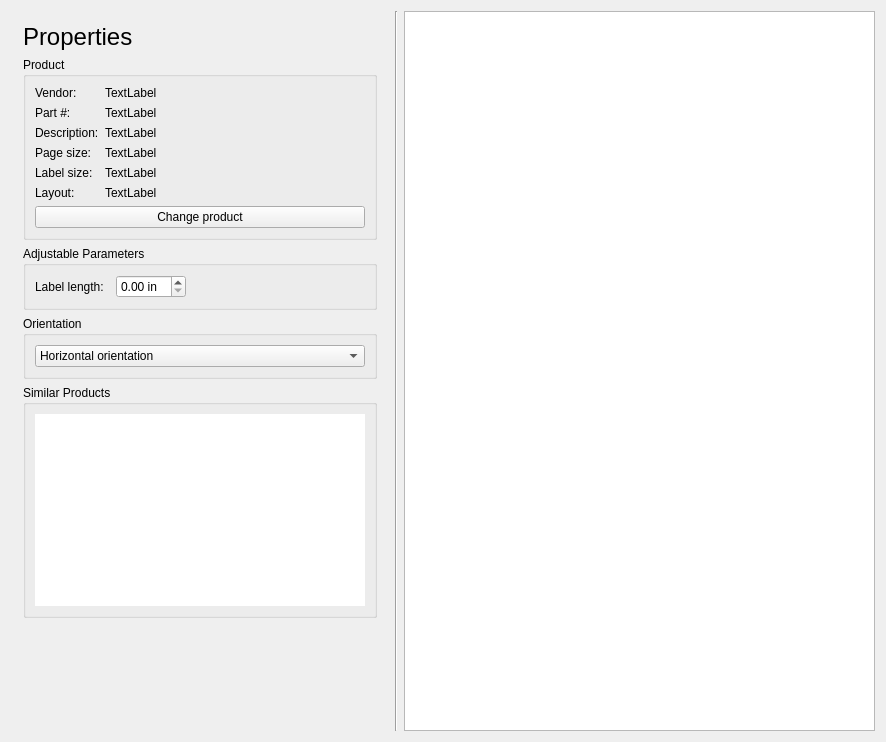
This is glabels/ui/PropertiesView.ui in j-evins/glabels-qt as Qt 5 draws it before an edit. The edited form follows.
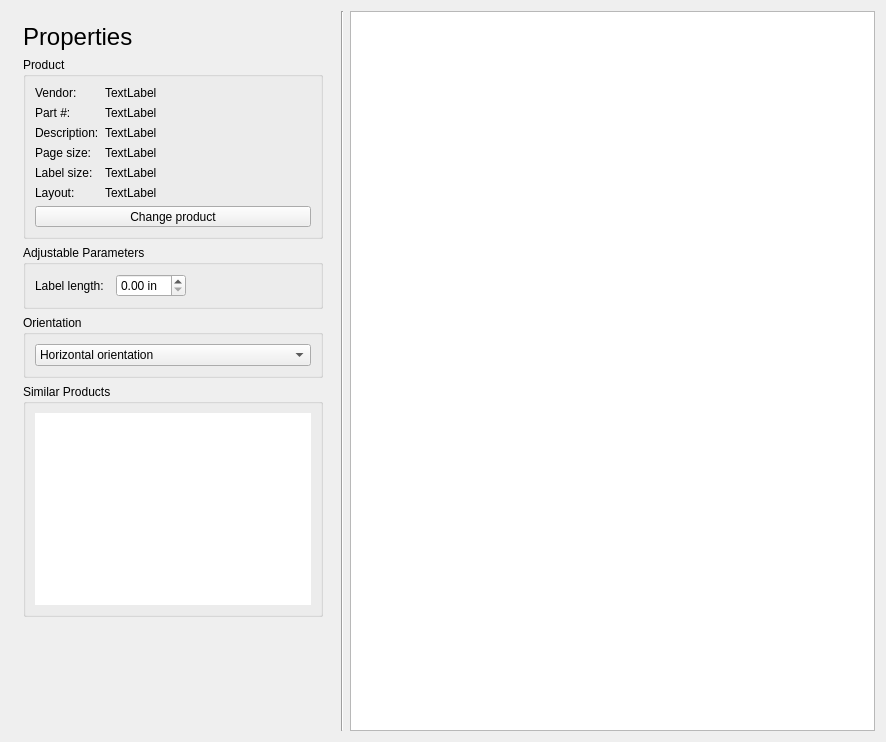
This is the edited form. Icons and pictures are not drawn. Custom widgets are drawn as their Qt base class.

Commit message: Use QToolButtons to achieve left-justification w/o stylesheets.

```diff
--- a/glabels/ui/PropertiesView.ui
+++ b/glabels/ui/PropertiesView.ui
@@ -240,12 +240,12 @@
          </layout>
         </item>
         <item row="1" column="0">
-         <widget class="QPushButton" name="changeProductButton">
-          <property name="minimumSize">
-           <size>
-            <width>330</width>
-            <height>0</height>
-           </size>
+         <widget class="QToolButton" name="changeProductButton">
+          <property name="sizePolicy">
+           <sizepolicy hsizetype="Expanding" vsizetype="Fixed">
+            <horstretch>0</horstretch>
+            <verstretch>0</verstretch>
+           </sizepolicy>
           </property>
           <property name="toolTip">
            <string>Select another product for this gLabels project.</string>
@@ -263,6 +263,9 @@
             <height>32</height>
            </size>
           </property>
+          <property name="toolButtonStyle">
+           <enum>Qt::ToolButtonTextBesideIcon</enum>
+          </property>
          </widget>
         </item>
        </layout>
```
Left out of the diff: 41 changed lines with no effect on the pictures. The commit also changes 1 other file.
